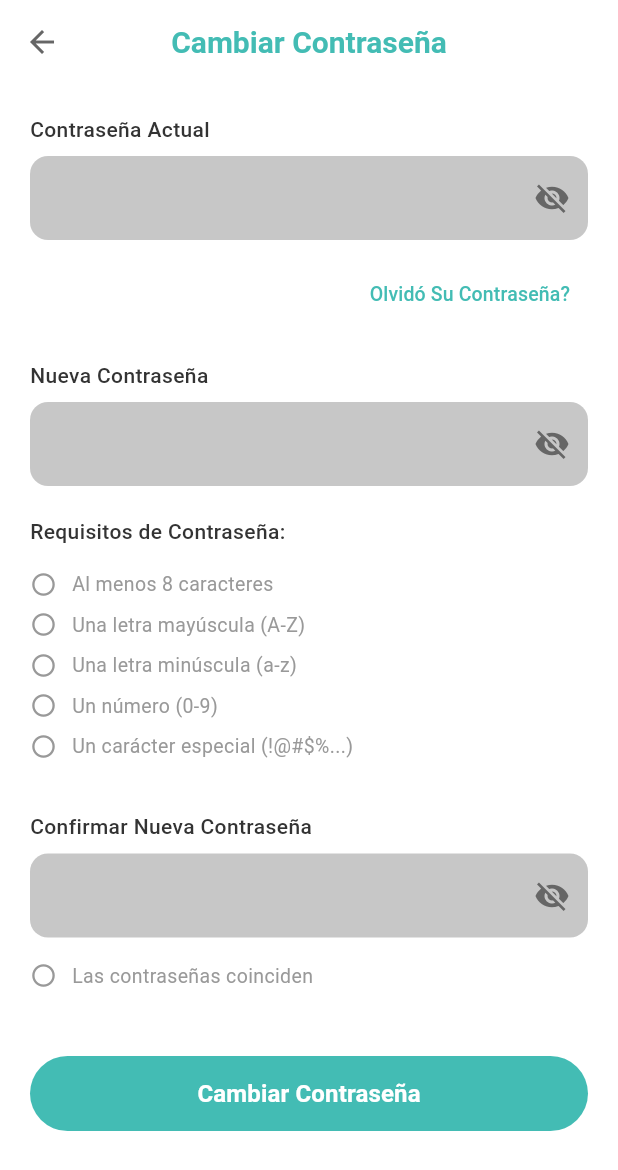
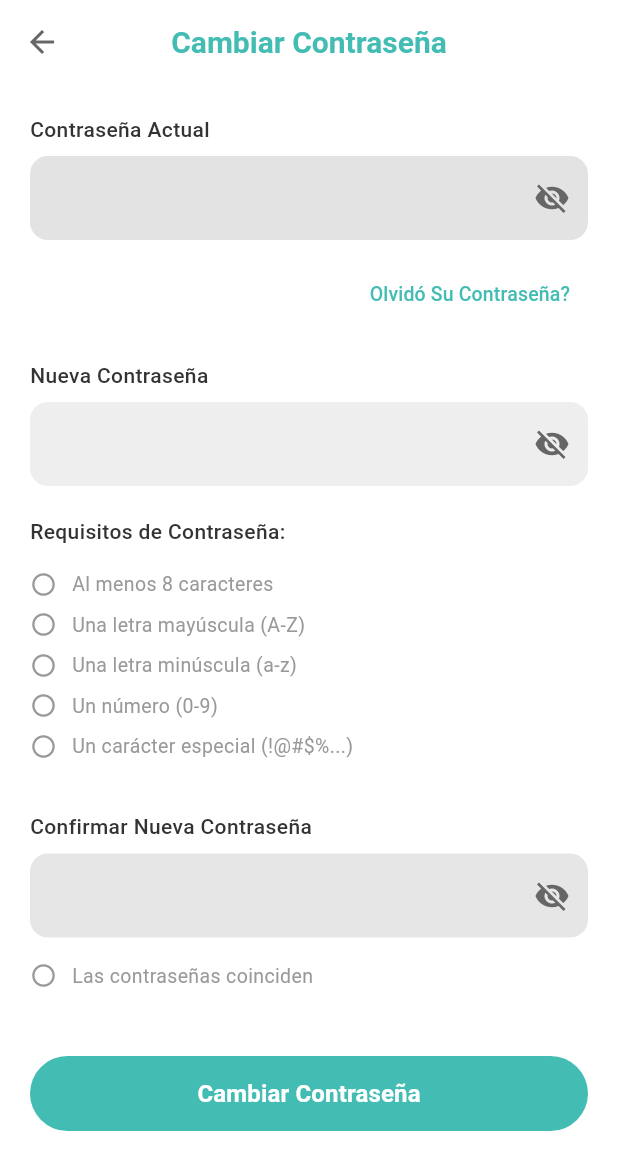
Before and after one commit to Kevin-Ballesteros/Turnify_app, a Flutter app: the PantallaCambiarContrasena screen opened directly, on a phone screen of 412 x 824 dp. Shown: the top 1170 px of the screen. Run offline on Flutter 3.47's test engine with Material 3 defaults, Android fonts, the phone set to English and light mode, and no system bars.

Commit message:
Se le han cambiado el color de los campos de ingresar contraseña de la pantalla para actualizar contraseñas

```diff
--- a/lib/screens/cliente/pantalla_cambiar_contraseña.dart
+++ b/lib/screens/cliente/pantalla_cambiar_contraseña.dart
@@ -113,7 +113,7 @@ class _PantallaCambiarContrasenaState extends State<PantallaCambiarContrasena> {
                   style: TextStyle(color: TurnifyColors.textGray),
                   decoration: InputDecoration(
                     filled: true,
-                    fillColor: const Color.fromARGB(255, 199, 199, 199),
+                    fillColor: const Color.fromARGB(255, 227, 227, 227),
                     border: OutlineInputBorder(
                       borderRadius: BorderRadius.circular(12),
                       borderSide: BorderSide.none,
@@ -180,7 +180,7 @@ class _PantallaCambiarContrasenaState extends State<PantallaCambiarContrasena> {
                   },
                   decoration: InputDecoration(
                     filled: true,
-                    fillColor: Color.fromARGB(255, 199, 199, 199),
+                    fillColor: const Color.fromARGB(255, 238, 238, 238),
                     border: OutlineInputBorder(
                       borderRadius: BorderRadius.circular(12),
                       borderSide: BorderSide.none,
@@ -253,7 +253,7 @@ class _PantallaCambiarContrasenaState extends State<PantallaCambiarContrasena> {
                   },
                   decoration: InputDecoration(
                     filled: true,
-                    fillColor: Color.fromARGB(255, 199, 199, 199),
+                    fillColor: const Color.fromARGB(255, 230, 230, 230),
                     border: OutlineInputBorder(
                       borderRadius: BorderRadius.circular(12),
                       borderSide: BorderSide.none,
```
